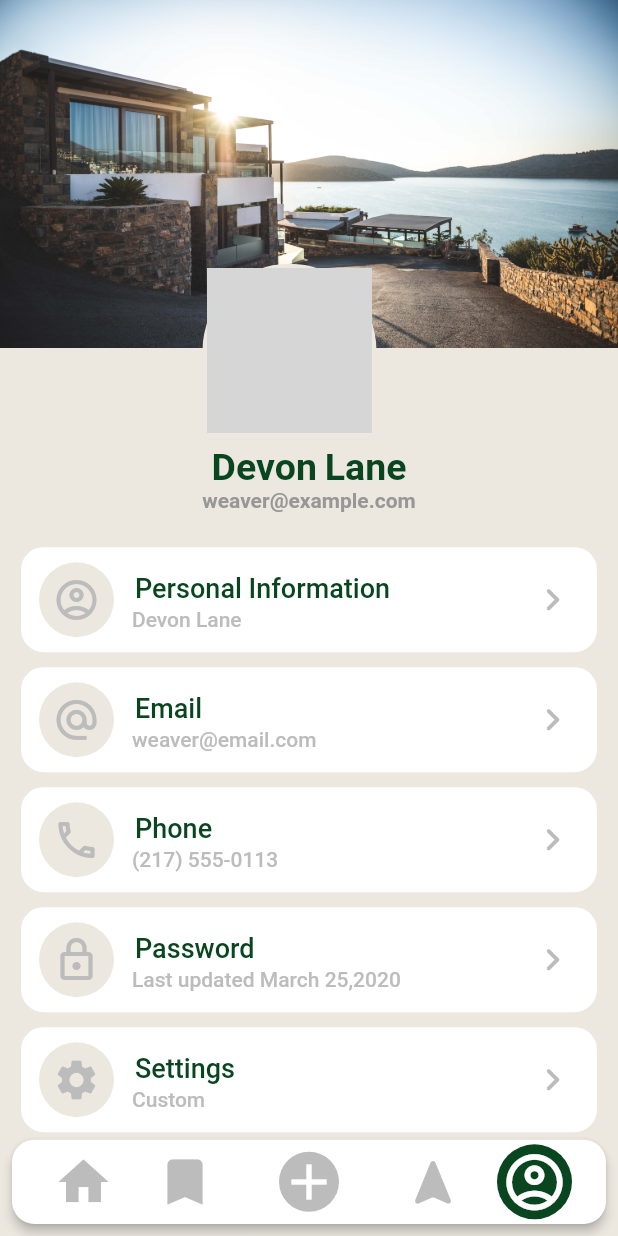
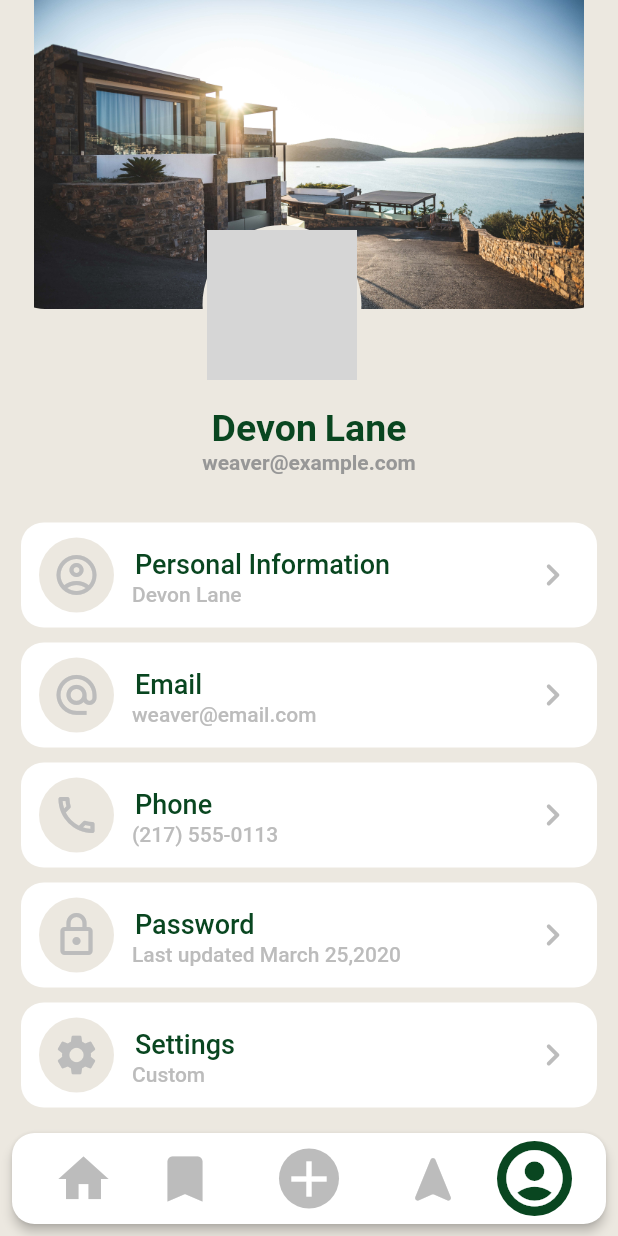
Before and after one commit to JohnNixon6972/Property_app, a Flutter app: the screen it shows after launch, on a phone screen of 412 x 824 dp. Run offline on Flutter 3.47's test engine with Material 2 defaults, Android fonts, the phone set to English and light mode, and no system bars; drawn by our look-alikes of avatar_glow; our stand-ins replace firebase_auth, firebase_core, modal_progress_hud_nsn; missing offline and left inert: dart:ffi, emojis; accounts and stored records are empty; grey boxes are pictures that could not be loaded.

Commit message:
Made some ui changes

```diff
--- a/lib/components/bottomNavigationBar.dart
+++ b/lib/components/bottomNavigationBar.dart
@@ -102,7 +102,7 @@
                         ? kHighlightedTextColor
                         : kBottomNavigationBackgroundColor,
                     child: Icon(
-                      Icons.account_circle_outlined,
+                      Icons.account_circle_rounded,
                       color: page == profileScreen.id
                           ? Colors.white
                           : kNavigationIconColor,
--- a/lib/screens/profileScreen.dart
+++ b/lib/screens/profileScreen.dart
@@ -1,4 +1,6 @@
 // ignore_for_file: prefer_const_constructors
+
+import 'dart:ffi';
 
 import 'package:flutter/material.dart';
 import 'package:property_app/screens/homescreen.dart';
@@ -34,33 +36,42 @@
         backgroundColor: kPageBackgroundColor,
         body: Column(
           children: [
-            Stack(
+            Expanded(
+              flex: 3,
+              child: Stack(
                 overflow: Overflow.visible,
                 children: [
-                Image(
+                  ClipRRect(
+                    borderRadius: BorderRadius.only(
+                        bottomLeft: Radius.circular(30),
+                        bottomRight: Radius.circular(30)),
+                    child: Image(
                       width: double.infinity,
-                  // height: 250,
                       image: AssetImage('images/propertyDetailed1.jpg'),
                     ),
+                  ),
                   Positioned(
-                    bottom: -60,
+                      bottom: -50,
                       left: 135,
                       // ignore: prefer_const_constructors
                       child: CircleAvatar(
                         backgroundColor: kPageBackgroundColor,
-                      radius: 58,
+                        radius: 53,
                         child: ClipRRect(
-                        borderRadius: BorderRadius.circular(55),
+                          borderRadius: BorderRadius.circular(50),
                           child: Image(
-                          height: 110,
-                          width: 110,
+                            height: 100,
+                            width: 100,
                             image: AssetImage('images/profile_img1.jpg'),
                           ),
                         ),
                       ))
                 ],
               ),
-            Padding(
+            ),
+            Expanded(
+              flex: 2,
+              child: Padding(
                 padding: EdgeInsets.only(top: 65, bottom: 18),
                 child: Center(
                   child: Column(
@@ -83,6 +94,11 @@
                   ),
                 ),
               ),
+            ),
+            Expanded(
+              flex: 6,
+              child: Column(
+                children: [
                   ProfileDetailsContainer(
                     icon: Icons.account_circle_outlined,
                     Title: "Personal Information",
@@ -108,8 +124,15 @@
                     Title: "Settings",
                     SubTitle: "Custom",
                   ),
+                  SizedBox(
+                    height: 8,
+                  ),
+                ],
+              ),
+            ),
             BottomPageNavigationBar(
-              flex_by: 1,page: profileScreen.id,
+              flex_by: 1,
+              page: profileScreen.id,
             ),
           ],
         ),
```
Lines whose indentation alone changed are shown as unchanged.
